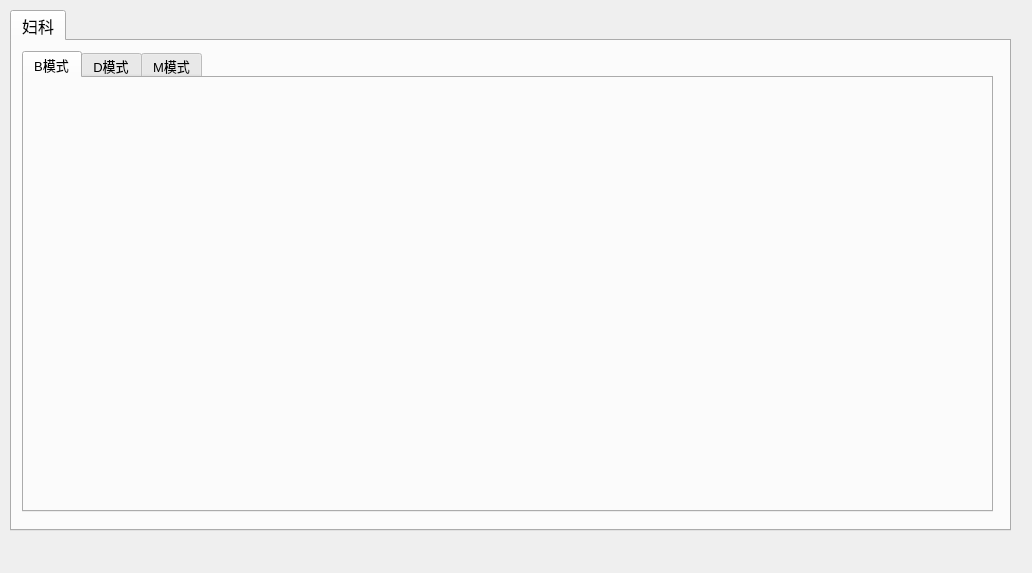
This is tools/Calculator/ui/ui_gyn.ui in qingning006/TestCode as Qt 5 draws it before an edit. The edited form follows.
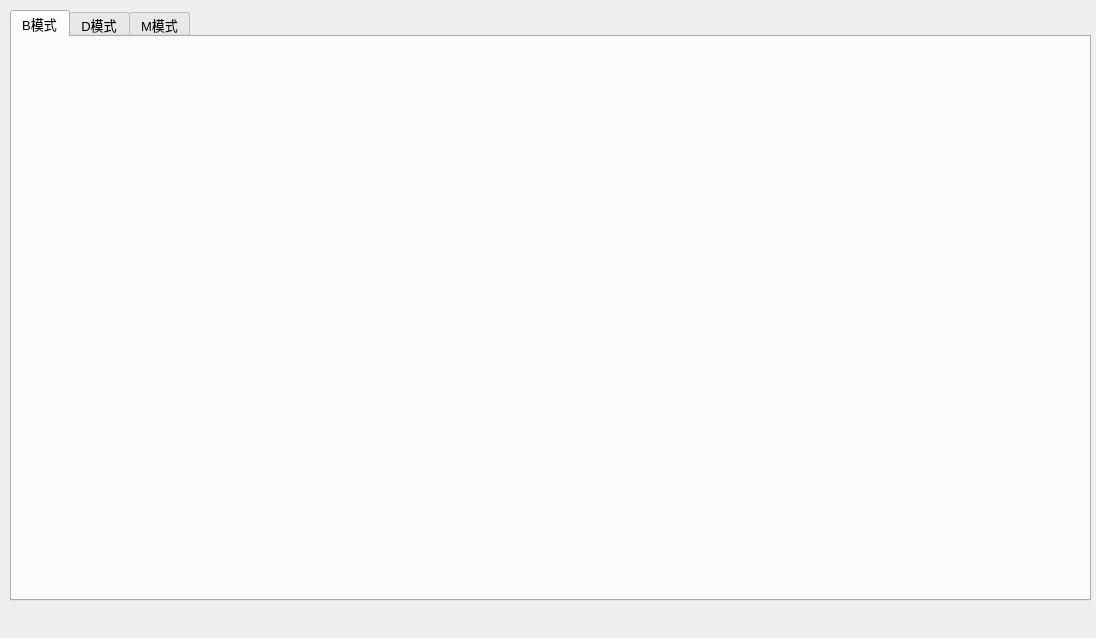
This is the edited form.

```diff
--- a/tools/Calculator/ui/ui_gyn.ui
+++ b/tools/Calculator/ui/ui_gyn.ui
@@ -6,46 +6,20 @@
    <rect>
     <x>0</x>
     <y>0</y>
-    <width>1032</width>
-    <height>573</height>
+    <width>1096</width>
+    <height>638</height>
    </rect>
   </property>
   <property name="windowTitle">
    <string>Form</string>
   </property>
-  <widget class="QTabWidget" name="tabWidget">
-   <property name="geometry">
-    <rect>
-     <x>10</x>
-     <y>10</y>
-     <width>1001</width>
-     <height>521</height>
-    </rect>
-   </property>
-   <property name="font">
-    <font>
-     <pointsize>12</pointsize>
-    </font>
-   </property>
-   <property name="currentIndex">
-    <number>0</number>
-   </property>
-   <widget class="QWidget" name="tab_gyn">
-    <property name="font">
-     <font>
-      <pointsize>12</pointsize>
-     </font>
-    </property>
-    <attribute name="title">
-     <string>妇科</string>
-    </attribute>
     <widget class="QTabWidget" name="tabWidget_2">
      <property name="geometry">
       <rect>
        <x>10</x>
        <y>10</y>
-       <width>971</width>
-       <height>461</height>
+     <width>1081</width>
+     <height>591</height>
       </rect>
      </property>
      <property name="font">
@@ -70,8 +44,6 @@
       <attribute name="title">
        <string>M模式</string>
       </attribute>
-     </widget>
-    </widget>
    </widget>
   </widget>
  </widget>
```
Lines whose indentation alone changed are shown as unchanged.
